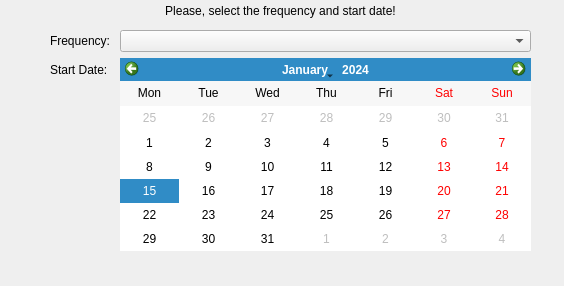
eugeniashurko/ATM, file client/client/gui/widgets/periodic_tr_subwidgets/step4.ui: the form before one commit.
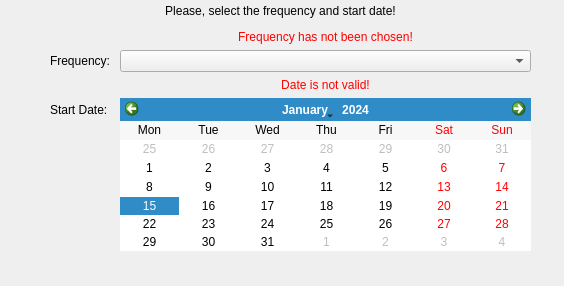
The form after the commit.

```diff
--- a/client/client/gui/widgets/periodic_tr_subwidgets/step4.ui
+++ b/client/client/gui/widgets/periodic_tr_subwidgets/step4.ui
@@ -42,24 +42,24 @@
     <property name="fieldGrowthPolicy">
      <enum>QFormLayout::AllNonFixedFieldsGrow</enum>
     </property>
-    <item row="0" column="0">
+    <item row="1" column="0">
      <widget class="QLabel" name="label_2">
       <property name="text">
        <string>Frequency: </string>
       </property>
      </widget>
     </item>
-    <item row="0" column="1">
+    <item row="1" column="1">
      <widget class="QComboBox" name="comboBox"/>
     </item>
-    <item row="1" column="0">
+    <item row="3" column="0">
      <widget class="QLabel" name="label_3">
       <property name="text">
        <string>Start Date:</string>
       </property>
      </widget>
     </item>
-    <item row="1" column="1">
+    <item row="3" column="1">
      <widget class="QCalendarWidget" name="calendarWidget">
       <property name="verticalHeaderFormat">
        <enum>QCalendarWidget::NoVerticalHeader</enum>
@@ -69,6 +69,32 @@
       </property>
      </widget>
     </item>
+    <item row="2" column="1">
+     <widget class="QLabel" name="dateErrorLabel">
+      <property name="styleSheet">
+       <string notr="true">#dateErrorLabel { color: red; }</string>
+      </property>
+      <property name="text">
+       <string>Date is not valid!</string>
+      </property>
+      <property name="alignment">
+       <set>Qt::AlignCenter</set>
+      </property>
+     </widget>
+    </item>
+    <item row="0" column="1">
+     <widget class="QLabel" name="freqErrorLabel">
+      <property name="styleSheet">
+       <string notr="true">#freqErrorLabel { color: red; }</string>
+      </property>
+      <property name="text">
+       <string>Frequency has not been chosen!</string>
+      </property>
+      <property name="alignment">
+       <set>Qt::AlignCenter</set>
+      </property>
+     </widget>
+    </item>
    </layout>
   </widget>
  </widget>
```
